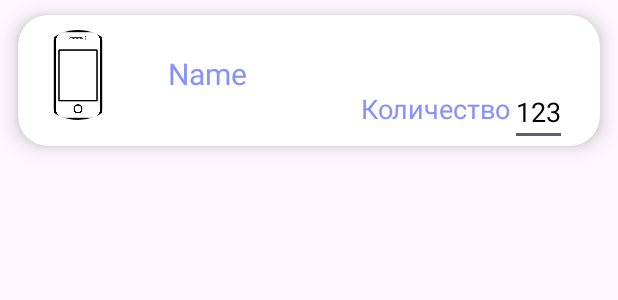
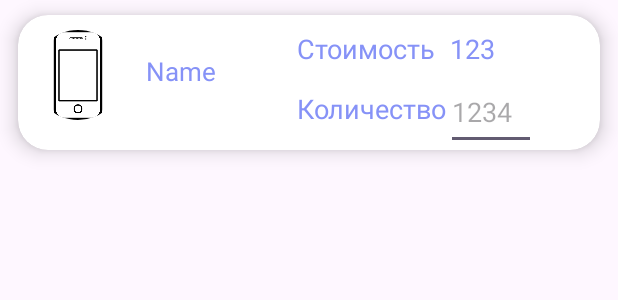
Before and after one commit to Aveli-on/IziElectro, an Android app: the layout cart_list.xml on its own in the app's theme, with its tools: preview values and no code run, on a phone screen of 412 x 824 dp. Shown: the top 300 px of the screen. Run offline under Robolectric (Android 15) with nearby library versions, the phone set to English and light mode, and no system bars.

Commit message:
Test cart user

```diff
--- a/app/src/main/res/layout/activity_user.xml
+++ b/app/src/main/res/layout/activity_user.xml
@@ -26,6 +26,7 @@
         app:layout_constraintStart_toStartOf="parent"
         app:layout_constraintTop_toTopOf="parent" />
     <ImageView
+        android:id="@+id/accountButton"
         android:layout_width="30dp"
         android:layout_height="30dp"
         android:layout_marginTop="20dp"
@@ -34,6 +35,7 @@
         app:layout_constraintTop_toTopOf="parent"
         android:src="@drawable/baseline_supervised_user_circle_24"/>
     <ImageView
+        android:id="@+id/cartButton"
         android:layout_width="30dp"
         android:layout_height="30dp"
         android:layout_marginTop="20dp"
--- a/app/src/main/res/layout/cart_list.xml
+++ b/app/src/main/res/layout/cart_list.xml
@@ -17,7 +17,7 @@
         <com.google.android.material.imageview.ShapeableImageView
             android:layout_width="60dp"
             android:layout_height="60dp"
-            android:id="@+id/listImage"
+            android:id="@+id/cartImage"
             android:src="@drawable/phone"
             android:scaleType="centerCrop"
             android:layout_marginStart="10dp"
@@ -25,41 +25,61 @@
             android:layout_marginTop="10dp"
             app:shapeAppearanceOverlay="@style/roundedImageViewRounded"/>
         <TextView
+            android:layout_width="100dp"
+            android:layout_height="wrap_content"
+
+            android:id="@+id/cartName"
+            android:text="Name"
+            android:textColor="@color/lavander"
+            android:textSize="17sp"
+            android:layout_marginTop="25dp"
+            android:layout_marginStart="15dp"
+            android:layout_toEndOf="@id/cartImage"/>
+
+        <TextView
+            android:id="@+id/QuantityText"
             android:layout_width="wrap_content"
             android:layout_height="30dp"
 
-            android:id="@+id/listName"
-            android:text="Name"
-            android:textColor="@color/lavander"
-            android:textSize="20sp"
-            android:layout_marginTop="25dp"
-            android:layout_marginStart="30dp"
-            android:layout_toEndOf="@id/listImage"/>
-
-        <TextView
-            android:id="@+id/Quantity"
-            android:layout_width="wrap_content"
-            android:layout_height="30dp"
-            android:layout_alignParentEnd="true"
             android:layout_marginTop="50dp"
             android:layout_marginEnd="60dp"
-            android:layout_toStartOf="@id/listName"
+            android:layout_toEndOf="@id/cartName"
             android:textAlignment="textEnd"
             android:text="Количество"
             android:textColor="@color/lavander"
             android:textSize="18sp" />
-
         <EditText
-            android:layout_width="wrap_content"
-            android:layout_height="40dp"
+            android:id="@+id/Quantity"
+            android:layout_width="60dp"
+            android:layout_height="50dp"
             android:layout_marginStart="-60dp"
-            android:layout_marginTop="47dp"
-
-            android:layout_toEndOf="@id/Quantity"
-            android:text="123"
-
+            android:layout_marginTop="40dp"
+            android:layout_toEndOf="@id/QuantityText"
+            android:hint="1234"
             android:textColor="@color/black"
             android:textSize="18sp" />
+        <TextView
+            android:id="@+id/cartPriceText"
+            android:layout_width="wrap_content"
+            android:layout_height="30dp"
+            android:layout_toEndOf="@id/cartName"
+            android:layout_marginTop="10dp"
+            android:textAlignment="textEnd"
+            android:text="Стоимость"
+            android:textColor="@color/lavander"
+            android:textSize="18sp" />
+        <TextView
+            android:id="@+id/cartPrice"
+            android:layout_width="wrap_content"
+            android:layout_height="30dp"
+            android:layout_marginTop="10dp"
+            android:layout_toEndOf="@id/cartPriceText"
+            android:layout_marginStart="10dp"
+            android:text="123"
+            android:textColor="@color/lavander"
+            android:textSize="18sp" />
+
+
 
     </RelativeLayout>
 
```
Also changed, not shown: app/src/main/AndroidManifest.xml (+4 -3 lines), app/src/main/java/kurs/project/izielectro/CartUserActivity.java (added, +37 -0 lines), app/src/main/java/kurs/project/izielectro/DatabaseHelper.java (+8 -7 lines), app/src/main/java/kurs/project/izielectro/ListCart.java (added, +23 -0 lines), app/src/main/java/kurs/project/izielectro/ListCartAdapter.java (added, +41 -0 lines), app/src/main/java/kurs/project/izielectro/userActivity.java (+6 -1 lines), app/src/main/res/layout/activity_cart_user.xml (added, +21 -0 lines).
